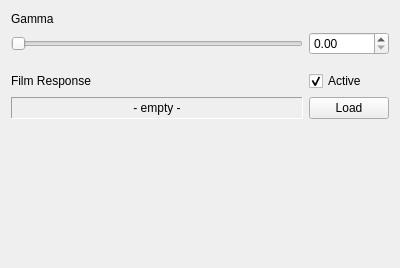
The window that qtgui/gamma.ui (sungsoo/luxrender-lux) describes before a commit, drawn with Qt 5.
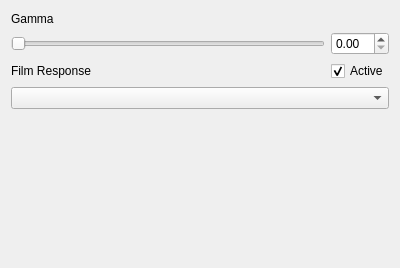
The same window after the commit.

Commit message: Added UI support for CRF pulldown in the gamma + film response widget.

Patch:
```diff
--- a/qtgui/gamma.ui
+++ b/qtgui/gamma.ui
@@ -21,9 +21,9 @@
     <number>0</number>
    </property>
    <item>
-    <layout class="QGridLayout" name="gridLayout_2" rowstretch="0,0,0,0,0,0,0,0,0" rowminimumheight="0,0,0,0,10,0,0,0,0">
+    <layout class="QGridLayout" name="gridLayout_2" rowstretch="0,0,0,0,0,0,0,0,0">
      <property name="verticalSpacing">
-      <number>-1</number>
+      <number>6</number>
      </property>
      <item row="0" column="0">
       <widget class="QLabel" name="gamma_label">
@@ -74,16 +74,6 @@
        </property>
       </widget>
      </item>
-     <item row="7" column="1">
-      <widget class="QPushButton" name="pushButton_loadCRF">
-       <property name="toolTip">
-        <string>Load CRF with Filedialog</string>
-       </property>
-       <property name="text">
-        <string>Load</string>
-       </property>
-      </widget>
-     </item>
      <item row="5" column="0">
       <widget class="QLabel" name="crf_label">
        <property name="text">
@@ -104,24 +94,8 @@
        </property>
       </spacer>
      </item>
-     <item row="7" column="0">
-      <widget class="QLabel" name="CRF_label">
-       <property name="toolTip">
-        <string>Name of actual CRF</string>
-       </property>
-       <property name="frameShape">
-        <enum>QFrame::Panel</enum>
-       </property>
-       <property name="frameShadow">
-        <enum>QFrame::Sunken</enum>
-       </property>
-       <property name="text">
-        <string>- empty -</string>
-       </property>
-       <property name="alignment">
-        <set>Qt::AlignCenter</set>
-       </property>
-      </widget>
+     <item row="6" column="0" colspan="2">
+      <widget class="QComboBox" name="combo_CRF_List"/>
      </item>
     </layout>
    </item>
```
The commit also changes 5 other files.
